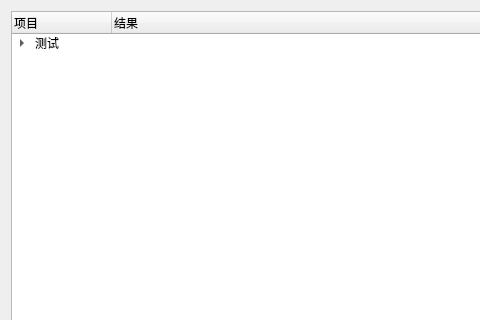
xuqingxiangstu/platform, file dataAnalysis/projectnavigation.ui: the form before one commit; both pictures show x 0 to 480 and y 0 to 320 of the 563 by 528 pixel window.
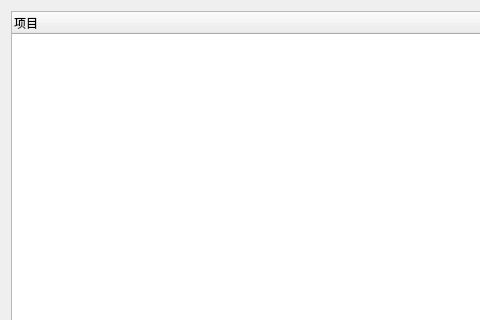
The form after the commit.

The edit to the form file:
```diff
--- a/dataAnalysis/projectnavigation.ui
+++ b/dataAnalysis/projectnavigation.ui
@@ -33,21 +33,6 @@
        <string>项目</string>
       </property>
      </column>
-     <column>
-      <property name="text">
-       <string>结果</string>
-      </property>
-     </column>
-     <item>
-      <property name="text">
-       <string>测试</string>
-      </property>
-      <item>
-       <property name="text">
-        <string>./logRecord本地等效接口/2020-06-26/10.59.18.137.dat</string>
-       </property>
-      </item>
-     </item>
     </widget>
    </item>
   </layout>
```
Left out of the diff: 10 changed lines with no effect on the pictures.
